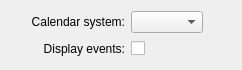
Qt form libs/plasmaclock/calendarConfig.ui (mgottschlag/kwin-tiling) before a commit.
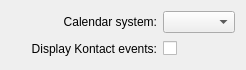
The same form after that commit. Custom widgets are drawn as their Qt base class.

Commit message:
Make string more understandable for users
Users confused Kontact events with holiday events.
Got the permission from i18n
CCBUG=282688

```diff
--- a/libs/plasmaclock/calendarConfig.ui
+++ b/libs/plasmaclock/calendarConfig.ui
@@ -73,7 +73,7 @@
    <item row="1" column="1">
     <widget class="QLabel" name="label">
      <property name="text">
-      <string>Display events:</string>
+      <string>Display Kontact events:</string>
      </property>
      <property name="alignment">
       <set>Qt::AlignRight|Qt::AlignTrailing|Qt::AlignVCenter</set>
```
